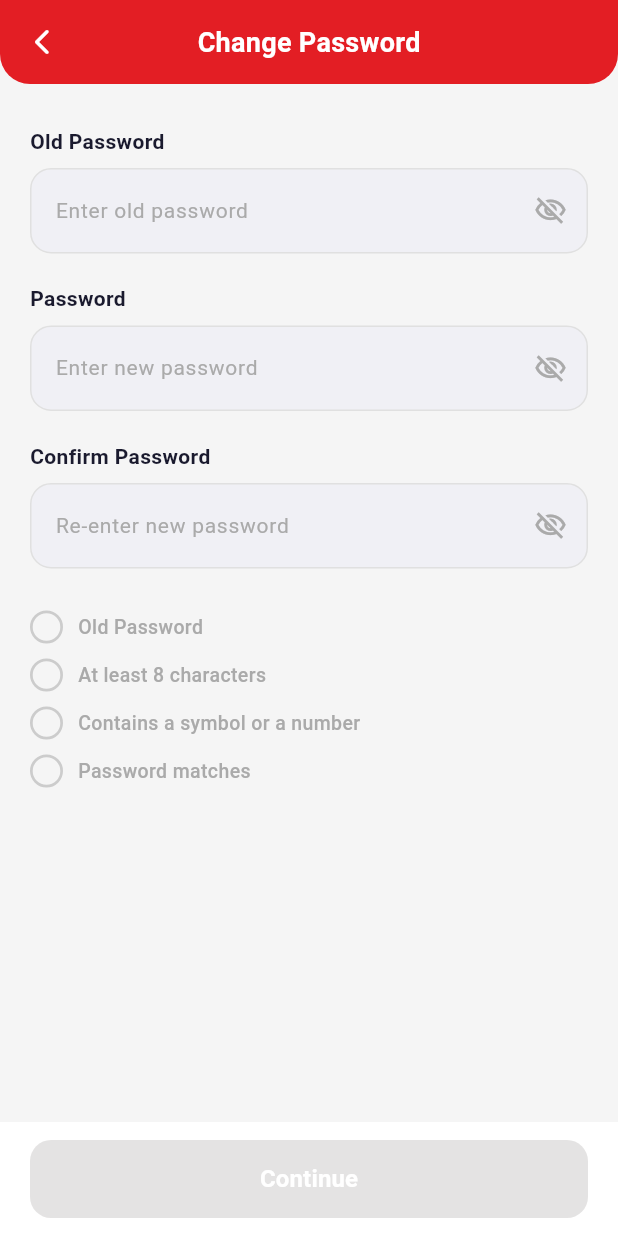
After one commit to kadsyscondeveloper-lab/broadband, a Flutter app: the ChangePasswordScreen screen opened directly, on a phone screen of 412 x 824 dp. The commit adds this screen. Run offline on Flutter 3.47's test engine with Material 3 defaults, Android fonts, the phone set to English and light mode, and no system bars; our stand-ins replace dio, file_picker, hugeicons, image_picker, phosphor_flutter, shared_preferences; missing offline and left inert: ntt_atom_flutter; accounts and stored records are empty; Roboto replaces fonts that are missing (SF Pro Display).

Commit message:
navigation handke

```diff
--- /dev/null
+++ b/lib/viewmodels/change_password_viewmodel.dart
@@ -0,0 +1,157 @@
+// lib/viewmodels/change_password_viewmodel.dart
+import 'package:flutter/foundation.dart';
+import '../core/api_client.dart';
+import 'package:dio/dio.dart';
+
+enum ChangePasswordStatus { idle, loading, success, error }
+
+class ChangePasswordViewModel extends ChangeNotifier {
+  final ApiClient _api;
+
+  ChangePasswordViewModel({ApiClient? api})
+      : _api = api ?? ApiClient();
+
+  // ── State ─────────────────────────────────────────────────────────────────
+
+  ChangePasswordStatus _status = ChangePasswordStatus.idle;
+  String? _errorMessage;
+  bool    _isOldPasswordVisible     = false;
+  bool    _isNewPasswordVisible     = false;
+  bool    _isConfirmPasswordVisible = false;
+
+  // Validation flags shown as checklist
+  bool _oldPasswordFilled = false;
+  bool _hasMinLength      = false;
+  bool _hasSymbolOrNumber = false;
+  bool _passwordsMatch    = false;
+
+  String _oldPassword     = '';
+  String _newPassword     = '';
+  String _confirmPassword = '';
+
+  // ── Getters ───────────────────────────────────────────────────────────────
+
+  ChangePasswordStatus get status                   => _status;
+  String?              get errorMessage             => _errorMessage;
+  bool                 get isLoading                => _status == ChangePasswordStatus.loading;
+  bool                 get isOldPasswordVisible     => _isOldPasswordVisible;
+  bool                 get isNewPasswordVisible     => _isNewPasswordVisible;
+  bool                 get isConfirmPasswordVisible => _isConfirmPasswordVisible;
+
+  bool get oldPasswordFilled => _oldPasswordFilled;
+  bool get hasMinLength      => _hasMinLength;
+  bool get hasSymbolOrNumber => _hasSymbolOrNumber;
+  bool get passwordsMatch    => _passwordsMatch;
+
+  bool get canSubmit =>
+      _oldPasswordFilled && _hasMinLength && _hasSymbolOrNumber && _passwordsMatch;
+
+  // ── Field setters ─────────────────────────────────────────────────────────
+
+  void setOldPassword(String v) {
+    _oldPassword       = v;
+    _oldPasswordFilled = v.isNotEmpty;
+    _clearError();
+    notifyListeners();
+  }
+
+  void setNewPassword(String v) {
+    _newPassword       = v;
+    _hasMinLength      = v.length >= 8;
+    _hasSymbolOrNumber = RegExp(r'[0-9!@#$%^&*(),.?":{}|<>_\-+=\[\]\\;`~/]').hasMatch(v);
+    _passwordsMatch    = v.isNotEmpty && v == _confirmPassword;
+    _clearError();
+    notifyListeners();
+  }
+
+  void setConfirmPassword(String v) {
+    _confirmPassword = v;
+    _passwordsMatch  = v.isNotEmpty && v == _newPassword;
+    _clearError();
+    notifyListeners();
+  }
+
+  // ── Visibility toggles ────────────────────────────────────────────────────
+
+  void toggleOldPasswordVisibility() {
+    _isOldPasswordVisible = !_isOldPasswordVisible;
+    notifyListeners();
+  }
+
+  void toggleNewPasswordVisibility() {
+    _isNewPasswordVisible = !_isNewPasswordVisible;
+    notifyListeners();
+  }
+
+  void toggleConfirmPasswordVisibility() {
+    _isConfirmPasswordVisible = !_isConfirmPasswordVisible;
+    notifyListeners();
+  }
+
+  // ── Submit ────────────────────────────────────────────────────────────────
+
+  /// Calls POST /auth/change-password with the bearer token already attached
+  /// by ApiClient's _AuthInterceptor — no OTP needed since user is logged in.
+  Future<bool> changePassword() async {
+    if (!canSubmit) return false;
+
+    _status       = ChangePasswordStatus.loading;
+    _errorMessage = null;
+    notifyListeners();
+
+    try {
+      await _api.post('/auth/change-password', data: {
+        'old_password': _oldPassword,
+        'new_password': _newPassword,
+      });
+
+      _status = ChangePasswordStatus.success;
+      notifyListeners();
+      return true;
+
+    } on DioException catch (e) {
+      final msg = e.response?.data?['message'] as String?
+          ?? e.message
+          ?? 'Something went wrong.';
+
+      _errorMessage = (e.response?.statusCode == 401)
+          ? 'Old password is incorrect.'
+          : msg;
+
+      _status = ChangePasswordStatus.error;
+      notifyListeners();
+      return false;
+
+    } catch (e) {
+      _errorMessage = e.toString();
+      _status       = ChangePasswordStatus.error;
+      notifyListeners();
+      return false;
+    }
+  }
+
+  // ── Helpers ───────────────────────────────────────────────────────────────
+
+  void _clearError() {
+    if (_errorMessage != null || _status == ChangePasswordStatus.error) {
+      _errorMessage = null;
+      _status       = ChangePasswordStatus.idle;
+    }
+  }
+
+  void resetState() {
+    _status                   = ChangePasswordStatus.idle;
+    _errorMessage             = null;
+    _isOldPasswordVisible     = false;
+    _isNewPasswordVisible     = false;
+    _isConfirmPasswordVisible = false;
+    _oldPasswordFilled        = false;
+    _hasMinLength             = false;
+    _hasSymbolOrNumber        = false;
+    _passwordsMatch           = false;
+    _oldPassword              = '';
+    _newPassword              = '';
+    _confirmPassword          = '';
+    notifyListeners();
+  }
+}
--- a/lib/views/home/home_screen.dart
+++ b/lib/views/home/home_screen.dart
@@ -18,6 +18,7 @@ import '../recharge/wifi_plans_screen.dart';
 import '../refer/refer_earn_screen.dart';
 import '../bills/my_bills_screen.dart';
 import '../notifications/notifications_screen.dart';
+import '../profile/change_password_screen.dart';
 
 
 class HomeScreen extends StatefulWidget {
@@ -103,7 +104,8 @@ class _HomeScreenState extends State<HomeScreen> {
                 );
                 break;
               case 'Change Password':
-              // TODO: Navigator.push to your change password screen
+                Navigator.push(context,
+                    MaterialPageRoute(builder: (_) => const ChangePasswordScreen()));
                 break;
               case 'Logout':
                 showDialog(
--- /dev/null
+++ b/lib/views/profile/change_password_screen.dart
@@ -0,0 +1,496 @@
+// lib/views/profile/change_password_screen.dart
+import 'package:flutter/material.dart';
+import '../../theme/app_theme.dart';
+import '../../viewmodels/change_password_viewmodel.dart';
+
+class ChangePasswordScreen extends StatefulWidget {
+  const ChangePasswordScreen({super.key});
+
+  @override
+  State<ChangePasswordScreen> createState() => _ChangePasswordScreenState();
+}
+
+class _ChangePasswordScreenState extends State<ChangePasswordScreen> {
+  late final ChangePasswordViewModel _vm;
+
+  final _oldPasswordCtrl     = TextEditingController();
+  final _newPasswordCtrl     = TextEditingController();
+  final _confirmPasswordCtrl = TextEditingController();
+
+  @override
+  void initState() {
+    super.initState();
+    _vm = ChangePasswordViewModel();
+  }
+
+  @override
+  void dispose() {
+    _oldPasswordCtrl.dispose();
+    _newPasswordCtrl.dispose();
+    _confirmPasswordCtrl.dispose();
+    super.dispose();
+  }
+
+  // ── Submit ────────────────────────────────────────────────────────────────
+
+  Future<void> _onContinue() async {
+    final success = await _vm.changePassword();
+    if (!mounted) return;
+
+    if (success) {
+      _showSuccess();
+    }
+  }
+
+  void _showSuccess() {
+    showDialog(
+      context: context,
+      barrierDismissible: false,
+      builder: (_) => Dialog(
+        shape: RoundedRectangleBorder(borderRadius: BorderRadius.circular(20)),
+        child: Padding(
+          padding: const EdgeInsets.all(28),
+          child: Column(
+            mainAxisSize: MainAxisSize.min,
+            children: [
+              Container(
+                width: 72,
+                height: 72,
+                decoration: const BoxDecoration(
+                  color: Color(0xFFE8F5E9),
+                  shape: BoxShape.circle,
+                ),
+                child: const Icon(
+                  Icons.check_rounded,
+                  color: Color(0xFF4CAF50),
+                  size: 40,
+                ),
+              ),
+              const SizedBox(height: 20),
+              const Text(
+                'Password Changed!',
+                style: TextStyle(
+                  fontSize: 20,
+                  fontWeight: FontWeight.w800,
+                  color: Color(0xFF1A1A2E),
+                ),
+              ),
+              const SizedBox(height: 8),
+              const Text(
+                'Your password has been updated successfully.',
+                textAlign: TextAlign.center,
+                style: TextStyle(
+                  fontSize: 14,
+                  color: Color(0xFF888888),
+                  height: 1.4,
+                ),
+              ),
+              const SizedBox(height: 24),
+              SizedBox(
+                width: double.infinity,
+                child: ElevatedButton(
+                  onPressed: () {
+                    Navigator.of(context).pop(); // close dialog
+                    Navigator.of(context).pop(); // go back
+                  },
+                  style: ElevatedButton.styleFrom(
+                    backgroundColor: AppColors.primary,
+                    padding: const EdgeInsets.symmetric(vertical: 14),
+                    shape: RoundedRectangleBorder(
+                        borderRadius: BorderRadius.circular(12)),
+                  ),
+                  child: const Text(
+                    'Done',
+                    style: TextStyle(
+                      color: Colors.white,
+                      fontSize: 16,
+                      fontWeight: FontWeight.w700,
+                    ),
+                  ),
+                ),
+              ),
+            ],
+          ),
+        ),
+      ),
+    );
+  }
+
+  // ── Build ─────────────────────────────────────────────────────────────────
+
+  @override
+  Widget build(BuildContext context) {
+    return Scaffold(
+      backgroundColor: const Color(0xFFF5F5F5),
+      appBar: AppBar(
+        backgroundColor: AppColors.primary,
+        foregroundColor: Colors.white,
+        elevation: 0,
+        centerTitle: true,
+        title: const Text(
+          'Change Password',
+          style: TextStyle(
+            fontSize: 18,
+            fontWeight: FontWeight.w700,
+            color: Colors.white,
+          ),
+        ),
+        leading: IconButton(
+          icon: const Icon(Icons.arrow_back_ios_new_rounded, size: 20),
+          onPressed: () => Navigator.pop(context),
+        ),
+        shape: const RoundedRectangleBorder(
+          borderRadius: BorderRadius.vertical(bottom: Radius.circular(20)),
+        ),
+      ),
+      body: ListenableBuilder(
+        listenable: _vm,
+        builder: (context, _) {
+          return Column(
+            children: [
+              Expanded(
+                child: SingleChildScrollView(
+                  padding: const EdgeInsets.all(20),
+                  child: Column(
+                    crossAxisAlignment: CrossAxisAlignment.start,
+                    children: [
+                      const SizedBox(height: 8),
+
+                      // ── Old Password ───────────────────────────────────
+                      _FieldLabel(label: 'Old Password'),
+                      const SizedBox(height: 8),
+                      _PasswordField(
+                        controller:     _oldPasswordCtrl,
+                        hint:           'Enter old password',
+                        isVisible:      _vm.isOldPasswordVisible,
+                        onToggle:       _vm.toggleOldPasswordVisibility,
+                        onChanged:      _vm.setOldPassword,
+                        textInputAction: TextInputAction.next,
+                      ),
+                      const SizedBox(height: 20),
+
+                      // ── New Password ───────────────────────────────────
+                      _FieldLabel(label: 'Password'),
+                      const SizedBox(height: 8),
+                      _PasswordField(
+                        controller:     _newPasswordCtrl,
+                        hint:           'Enter new password',
+                        isVisible:      _vm.isNewPasswordVisible,
+                        onToggle:       _vm.toggleNewPasswordVisibility,
+                        onChanged:      _vm.setNewPassword,
+                        textInputAction: TextInputAction.next,
+                      ),
+                      const SizedBox(height: 20),
+
+                      // ── Confirm Password ───────────────────────────────
+                      _FieldLabel(label: 'Confirm Password'),
+                      const SizedBox(height: 8),
+                      _PasswordField(
+                        controller:     _confirmPasswordCtrl,
+                        hint:           'Re-enter new password',
+                        isVisible:      _vm.isConfirmPasswordVisible,
+                        onToggle:       _vm.toggleConfirmPasswordVisibility,
+                        onChanged:      _vm.setConfirmPassword,
+                        textInputAction: TextInputAction.done,
+                        onSubmitted:    (_) { if (_vm.canSubmit) _onContinue(); },
+                      ),
+                      const SizedBox(height: 28),
+
+                      // ── Validation checklist ───────────────────────────
+                      _ValidationChecklist(vm: _vm),
+
+                      // ── Error message ──────────────────────────────────
+                      if (_vm.errorMessage != null) ...[
+                        const SizedBox(height: 16),
+                        _ErrorBanner(message: _vm.errorMessage!),
+                      ],
+                    ],
+                  ),
+                ),
+              ),
+
+              // ── Continue button ────────────────────────────────────────
+              _ContinueButton(
+                isLoading:  _vm.isLoading,
+                canSubmit:  _vm.canSubmit,
+                onPressed:  _onContinue,
+              ),
+            ],
+          );
+        },
+      ),
+    );
+  }
+}
+
+// ─────────────────────────────────────────────────────────────────────────────
+// FIELD LABEL
+// ─────────────────────────────────────────────────────────────────────────────
+
+class _FieldLabel extends StatelessWidget {
+  final String label;
+  const _FieldLabel({required this.label});
+
+  @override
+  Widget build(BuildContext context) {
+    return Text(
+      label,
+      style: const TextStyle(
+        fontSize: 14,
+        fontWeight: FontWeight.w600,
+        color: Color(0xFF1A1A2E),
+      ),
+    );
+  }
+}
+
+// ─────────────────────────────────────────────────────────────────────────────
+// PASSWORD FIELD
+// ─────────────────────────────────────────────────────────────────────────────
+
+class _PasswordField extends StatelessWidget {
+  final TextEditingController controller;
+  final String                 hint;
+  final bool                   isVisible;
+  final VoidCallback           onToggle;
+  final ValueChanged<String>   onChanged;
+  final TextInputAction        textInputAction;
+  final ValueChanged<String>?  onSubmitted;
+
+  const _PasswordField({
+    required this.controller,
+    required this.hint,
+    required this.isVisible,
+    required this.onToggle,
+    required this.onChanged,
+    required this.textInputAction,
+    this.onSubmitted,
+  });
+
+  @override
+  Widget build(BuildContext context) {
+    return Container(
+      decoration: BoxDecoration(
+        color: const Color(0xFFF0F0F5),
+        borderRadius: BorderRadius.circular(14),
+        border: Border.all(color: const Color(0xFFE0E0E0)),
+      ),
+      child: TextField(
+        controller:      controller,
+        obscureText:     !isVisible,
+        onChanged:       onChanged,
+        textInputAction: textInputAction,
+        onSubmitted:     onSubmitted,
+        style: const TextStyle(
+          fontSize: 15,
+          color: Color(0xFF1A1A2E),
+          fontWeight: FontWeight.w500,
+        ),
+        decoration: InputDecoration(
+          hintText: hint,
+          hintStyle: const TextStyle(
+            color: Color(0xFFAAAAAA),
+            fontSize: 14,
+            fontWeight: FontWeight.w400,
+          ),
+          contentPadding:
+          const EdgeInsets.symmetric(horizontal: 16, vertical: 16),
+          border:         InputBorder.none,
+          enabledBorder:  InputBorder.none,
+          focusedBorder:  InputBorder.none,
+          suffixIcon: GestureDetector(
+            onTap: onToggle,
+            child: Padding(
+              padding: const EdgeInsets.all(12),
+              child: Icon(
+                isVisible
+                    ? Icons.visibility_outlined
+                    : Icons.visibility_off_outlined,
+                color: const Color(0xFFAAAAAA),
+                size: 22,
+              ),
+            ),
+          ),
+        ),
+      ),
+    );
+  }
+}
+
+// ─────────────────────────────────────────────────────────────────────────────
+// VALIDATION CHECKLIST
+// ─────────────────────────────────────────────────────────────────────────────
+
+class _ValidationChecklist extends StatelessWidget {
+  final ChangePasswordViewModel vm;
+  const _ValidationChecklist({required this.vm});
+
+  @override
+  Widget build(BuildContext context) {
+    return Column(
+      crossAxisAlignment: CrossAxisAlignment.start,
+      children: [
+        _CheckItem(
+          label:   'Old Password',
+          checked: vm.oldPasswordFilled,
+        ),
+        const SizedBox(height: 10),
+        _CheckItem(
+          label:   'At least 8 characters',
+          checked: vm.hasMinLength,
+        ),
+        const SizedBox(height: 10),
+        _CheckItem(
+          label:   'Contains a symbol or a number',
+          checked: vm.hasSymbolOrNumber,
+        ),
+        const SizedBox(height: 10),
+        _CheckItem(
+          label:   'Password matches',
+          checked: vm.passwordsMatch,
+        ),
+      ],
+    );
+  }
+}
+
+class _CheckItem extends StatelessWidget {
+  final String label;
+  final bool   checked;
+
+  const _CheckItem({required this.label, required this.checked});
+
+  @override
+  Widget build(BuildContext context) {
+    return Row(
+      children: [
+        AnimatedContainer(
+          duration: const Duration(milliseconds: 250),
+          width:  22,
+          height: 22,
+          decoration: BoxDecoration(
+            shape: BoxShape.circle,
+            border: Border.all(
+              color: checked ? AppColors.primary : const Color(0xFFCCCCCC),
+              width: 1.8,
+            ),
+            color: checked
+                ? AppColors.primary.withOpacity(0.08)
+                : Colors.transparent,
+          ),
+          child: checked
+              ? Icon(Icons.check_rounded,
+              size: 14, color: AppColors.primary)
+              : null,
+        ),
+        const SizedBox(width: 10),
+        Text(
+          label,
+          style: TextStyle(
+            fontSize: 13,
+            fontWeight: FontWeight.w500,
+            color: checked
+                ? const Color(0xFF1A1A2E)
+                : const Color(0xFFAAAAAA),
+          ),
+        ),
+      ],
+    );
+  }
+}
+
+// ─────────────────────────────────────────────────────────────────────────────
+// ERROR BANNER
+// ─────────────────────────────────────────────────────────────────────────────
+
+class _ErrorBanner extends StatelessWidget {
+  final String message;
+  const _ErrorBanner({required this.message});
+
+  @override
+  Widget build(BuildContext context) {
+    return Container(
+      padding: const EdgeInsets.symmetric(horizontal: 16, vertical: 12),
+      decoration: BoxDecoration(
+        color:        Colors.red.shade50,
+        borderRadius: BorderRadius.circular(12),
+        border:       Border.all(color: Colors.red.shade200),
+      ),
+      child: Row(children: [
+        Icon(Icons.error_outline_rounded,
+            color: Colors.red.shade600, size: 20),
+        const SizedBox(width: 10),
+        Expanded(
+          child: Text(
+            message,
+            style: TextStyle(
+              fontSize:   13,
+              color:      Colors.red.shade700,
+              fontWeight: FontWeight.w500,
+              height:     1.3,
+            ),
+          ),
+        ),
+      ]),
+    );
+  }
+}
+
+// ─────────────────────────────────────────────────────────────────────────────
+// CONTINUE BUTTON
+// ─────────────────────────────────────────────────────────────────────────────
+
+class _ContinueButton extends StatelessWidget {
+  final bool         isLoading;
+  final bool         canSubmit;
+  final VoidCallback onPressed;
+
+  const _ContinueButton({
+    required this.isLoading,
+    required this.canSubmit,
+    required this.onPressed,
+  });
+
+  @override
+  Widget build(BuildContext context) {
+    return Container(
+      color: Colors.white,
+      padding: EdgeInsets.fromLTRB(
+        20, 12, 20,
+        12 + MediaQuery.of(context).padding.bottom,
+      ),
+      child: SizedBox(
+        width: double.infinity,
+        height: 52,
+        child: ElevatedButton(
+          onPressed: (canSubmit && !isLoading) ? onPressed : null,
+          style: ElevatedButton.styleFrom(
+            backgroundColor: (canSubmit && !isLoading)
+                ? AppColors.primary
+                : const Color(0xFFCCCCCC),
+            elevation: 0,
+            shape: RoundedRectangleBorder(
+                borderRadius: BorderRadius.circular(14)),
+          ),
+          child: isLoading
+              ? const SizedBox(
+            width: 22,
+            height: 22,
+            child: CircularProgressIndicator(
+              strokeWidth: 2.5,
+              color: Colors.white,
+            ),
+          )
+              : const Text(
+            'Continue',
+            style: TextStyle(
+              color:      Colors.white,
+              fontSize:   16,
+              fontWeight: FontWeight.w700,
+            ),
+          ),
+        ),
+      ),
+    );
+  }
+}
```
